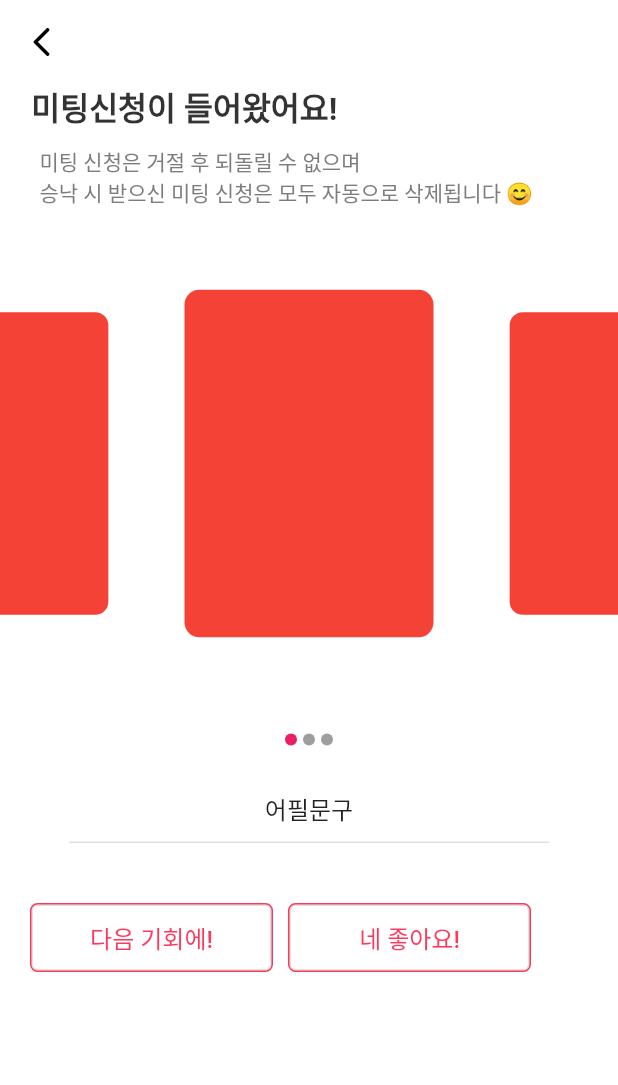
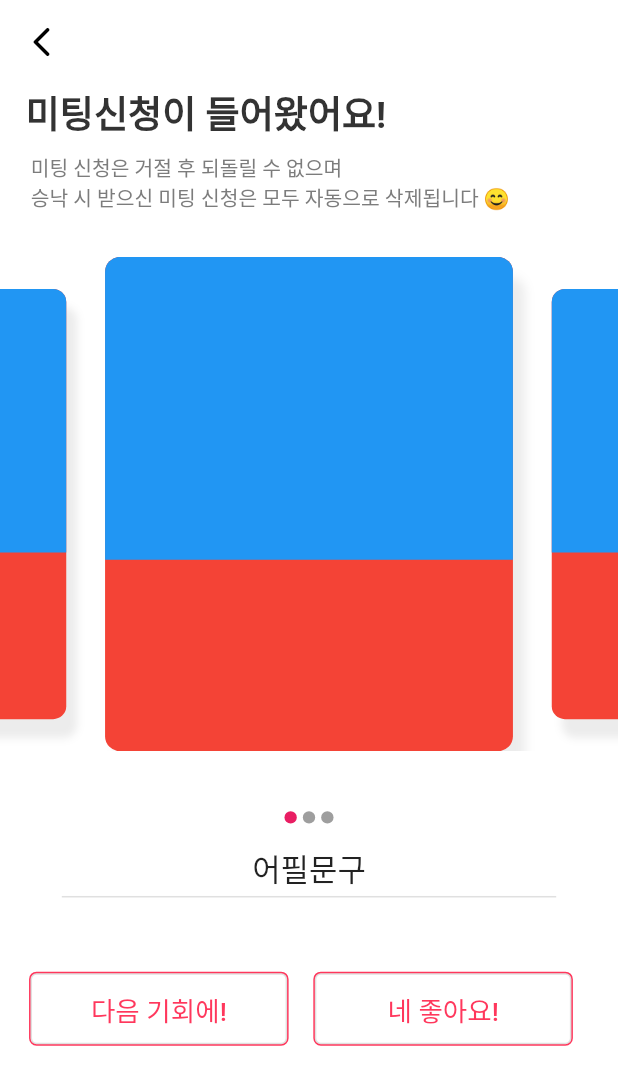
Before and after one commit to SeungtaeRyu/campusMeet_test, a Flutter app: the MyMeetingScreen screen opened directly, after a tap on "새 글", on a phone screen of 412 x 824 dp. Shown: the top 1085 px of the screen. Run offline on Flutter 3.47's test engine with Material 2 defaults, Android fonts, the phone set to English and light mode, and no system bars; drawn by our look-alikes of carousel_slider; our stand-ins replace badges, blur, dotted_border, form_field_validator, image_picker; missing offline and left inert: wc_form_validators.

Commit message:
나의미팅고도화

```diff
--- a/campus_meet_test/lib/screens/myMeeting/my_meeting_screen.dart
+++ b/campus_meet_test/lib/screens/myMeeting/my_meeting_screen.dart
@@ -231,6 +231,8 @@ class _MyMeetingScreenState extends State<MyMeetingScreen> {
               style: TextStyle(color: Colors.black, fontSize: 14),
             )),
             Container(
+
+
               // color:const Color(0xffffe7eb),
               width: MediaQuery.of(context).size.width * 0.60,
               height: MediaQuery.of(context).size.width * 0.1,
--- a/campus_meet_test/lib/screens/myMeeting/requestMeetingAcceptRefusal.dart
+++ b/campus_meet_test/lib/screens/myMeeting/requestMeetingAcceptRefusal.dart
@@ -11,8 +11,10 @@ class _requestMeetingARScreenState extends State<requestMeetingARScreen> {
   List<String> proposer = ['1', '2', '3'];
   List<bool> like = [false, false, false];
   int _currentPage = 0;
+
   @override
   Widget build(BuildContext context) {
+    double width = MediaQuery.of(context).size.width;
     return Scaffold(
       appBar: AppBar(
         leading: IconButton(
@@ -37,40 +39,65 @@ class _requestMeetingARScreenState extends State<requestMeetingARScreen> {
                 style: TextStyle(
                   color: Color(0xff333333),
                   fontWeight: FontWeight.w700,
-                  fontSize: 21,
+                  fontSize: width*0.06,
                 ),
               ),
             ),
             Container(
               alignment: Alignment(-0.8, -0.6),
-              margin: EdgeInsets.only(left: 20, top: 10),
+              margin: EdgeInsets.only(left: width*0.03, top: width*0.02),
               child: Text(
                 '미팅 신청은 거절 후 되돌릴 수 없으며\n'
                 '승낙 시 받으신 미팅 신청은 모두 자동으로 삭제됩니다 😊',
                 style: TextStyle(
                   color: Color(0xff7C7C7C),
-                  fontSize: 14,
+                  fontSize: width*0.033,
                 ),
               ),
             ),
             Container(
-              margin: EdgeInsets.symmetric(vertical: 30.0),
-              height: 280,
+              margin: const EdgeInsets.symmetric(vertical: 30.0),
+              height: MediaQuery.of(context).size.width * 0.8,
               //color: Colors.red,
               child: CarouselSlider(
                 items: List.generate(proposer.length, (index) {
                   return Container(
-                    margin: EdgeInsets.only(right: 20, left: 20),
-                    width: 200.0,
+                    child: Column(
+                      children: [
+                        Container(
+                          // width: MediaQuery.of(context).size.width * 0.46,
+                          height: MediaQuery.of(context).size.width * 0.49,
+                          decoration: const BoxDecoration(
+                            color: Colors.blue,
+                            borderRadius: BorderRadius.only(
+                              topRight: Radius.circular(10),
+                              topLeft: Radius.circular(10),
+                            ),
+                          ),
+                        ),
+                        Container(),
+                      ],
+                    ),
+                    // width: MediaQuery.of(context).size.width * 0.9,
+                    margin: EdgeInsets.only(
+                        right: width * 0.01, left: width * 0.01),
                     decoration: BoxDecoration(
                       color: Colors.red,
                       borderRadius: BorderRadius.circular(10),
+                      boxShadow: [
+                        BoxShadow(
+                          color: Colors.grey.withOpacity(0.2),
+                          offset: const Offset(8, 14),
+                          blurRadius: 5.0,
+                        )
+                      ],
                     ),
                   );
                 }),
                 options: CarouselOptions(
+                  height: MediaQuery.of(context).size.width * 0.8,
                   enlargeCenterPage: true,
-                  viewportFraction: 0.5,
+                  viewportFraction: 0.68, //width
                   onPageChanged: (index, reason) {
                     setState(() {
                       _currentPage = index;
@@ -80,37 +107,38 @@ class _requestMeetingARScreenState extends State<requestMeetingARScreen> {
               ),
             ),
             Container(
+              // color: Colors.red,
               width: MediaQuery.of(context).size.width,
               child: Row(
-                mainAxisAlignment:MainAxisAlignment.center ,
+                mainAxisAlignment: MainAxisAlignment.center,
                 children: makeIndicator(like, _currentPage),
               ),
             ),
             Container(
               alignment: Alignment(0.0, -0.6),
-              margin: EdgeInsets.only(top: 20, bottom: 10),
+              margin: EdgeInsets.only(top: width*0.01, bottom: width*0.01),
               child: Text(
                 '어필문구',
                 style: TextStyle(
-                  fontSize: 16,
+                  fontSize: width*0.05,
                 ),
               ),
             ),
             Container(
-              width: 320,
+              width: MediaQuery.of(context).size.width * 0.8,
               decoration: BoxDecoration(
                   // color:Colors.grey ,
                   border:
                       Border(bottom: BorderSide(color: Colors.grey.shade300))),
             ),
             Container(
-              margin: EdgeInsets.only(top: 40),
+              margin: EdgeInsets.only(top: width * 0.12),
               child: Row(
                 children: [
                   Container(
-                    margin: EdgeInsets.only(left: 20),
-                    height: 46,
-                    width: 162,
+                    margin: EdgeInsets.only(left: width * 0.047),
+                    height: MediaQuery.of(context).size.width * 0.12,
+                    width: MediaQuery.of(context).size.width * 0.42,
                     decoration: BoxDecoration(
                       borderRadius: BorderRadius.circular(5),
                       border: Border.all(
@@ -124,15 +152,15 @@ class _requestMeetingARScreenState extends State<requestMeetingARScreen> {
                         '다음 기회에!',
                         style: TextStyle(
                           color: Color(0xffff375c),
-                          fontSize: 16,
+                          fontSize: width * 0.043,
                         ),
                       ),
                     ),
                   ),
                   Container(
-                    margin: EdgeInsets.only(left: 10),
-                    height: 46,
-                    width: 162,
+                    margin: EdgeInsets.only(left: width * 0.04),
+                    height: MediaQuery.of(context).size.width * 0.12,
+                    width: MediaQuery.of(context).size.width * 0.42,
                     decoration: BoxDecoration(
                       borderRadius: BorderRadius.circular(5),
                       border: Border.all(
@@ -146,7 +174,7 @@ class _requestMeetingARScreenState extends State<requestMeetingARScreen> {
                         '네 좋아요!',
                         style: TextStyle(
                           color: Color(0xffff375c),
-                          fontSize: 16,
+                          fontSize: width * 0.043,
                         ),
                       ),
                     ),
@@ -165,8 +193,8 @@ class _requestMeetingARScreenState extends State<requestMeetingARScreen> {
     for (var i = 0; i < list.length; i++) {
       results.add(
         Container(
-          width: 8,
-          height: 8,
+          height: MediaQuery.of(context).size.width * 0.02,
+          width: MediaQuery.of(context).size.width * 0.02,
           margin: EdgeInsets.symmetric(vertical: 10.0, horizontal: 2.0),
           decoration: BoxDecoration(
             shape: BoxShape.circle,
--- a/campus_meet_test/lib/widgets/render_request_post_card.dart
+++ b/campus_meet_test/lib/widgets/render_request_post_card.dart
@@ -53,16 +53,33 @@ class _RenderRequestPostState extends State<RenderRequestPostCard> {
                     decoration: BoxDecoration(
                       borderRadius: BorderRadius.circular(5),
                       color: Color.fromRGBO(255, 124, 148, 10),
+                      boxShadow: [
+                        BoxShadow(
+                          color: Colors.grey.withOpacity(0.3),
+                          blurRadius: 4,
+                          offset: Offset(2, 5), // Shadow position
+                        ),
+                      ],
                     ),
                     height: MediaQuery.of(context).size.width * 0.058,
                     width: MediaQuery.of(context).size.width * 0.16,
-                    child: Text(
-                      '->대기중',
-                      style: TextStyle(
-                          color: Colors.white,
-                          fontSize: width * 0.03,
-                          height: 1.9),
-                      textAlign: TextAlign.center,
+                    child: Row(
+                      children: [
+                        Padding(padding: EdgeInsets.only(right: width * 0.008)),
+                        SizedBox(
+                            width: MediaQuery.of(context).size.width * 0.03,
+                            height: MediaQuery.of(context).size.width * 0.03,
+                            child: Image.asset('images/play.png')),
+                        Padding(padding: EdgeInsets.only(right: width * 0.01)),
+                        Text(
+                          '대기 중',
+                          style: TextStyle(
+                              color: Colors.white,
+                              fontSize: width * 0.03,
+                              height: 1.6),
+                          textAlign: TextAlign.center,
+                        ),
+                      ],
                     ),
                   ),
                   Padding(padding: EdgeInsets.only(right: width * 0.1)),
```
Also changed, not shown: campus_meet_test/lib/screens/myMeeting/check_my_writing.dart (+60 -35 lines), campus_meet_test/images/play.png (added).
